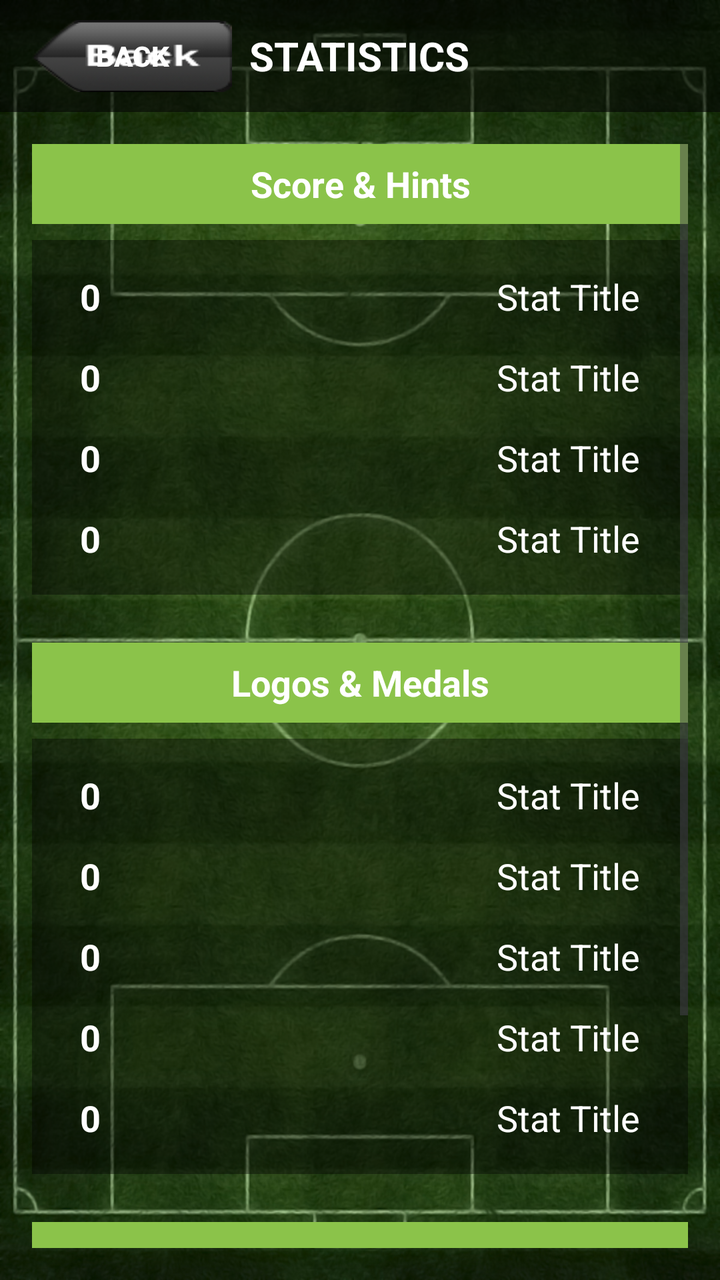
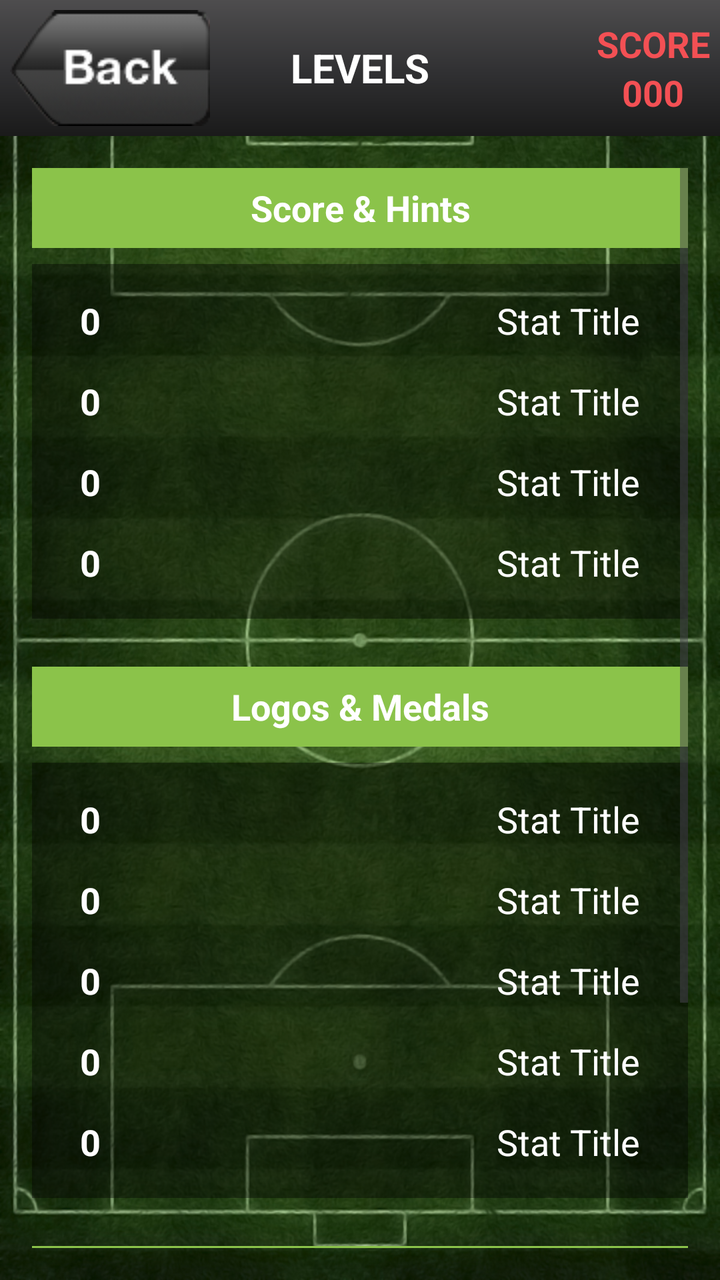

An Android layout rendered at two revisions. The XML below is the earlier revision; the diff shows what the commit changed to produce the second picture.
<!-- AndroidManifest.xml: application theme Theme.Football2 -->
<!-- res/layout/activity_statics.xml -->
<?xml version="1.0" encoding="utf-8"?>
<LinearLayout xmlns:android="http://schemas.android.com/apk/res/android"
    android:layout_width="match_parent"
    android:layout_height="match_parent"
    android:background="@drawable/field"
    android:orientation="vertical">

    
    <RelativeLayout
        android:layout_width="match_parent"
        android:layout_height="56dp"
        android:background="#99000000"
        android:paddingHorizontal="16dp">

        <Button
            android:id="@+id/btnBack"
            android:layout_width="wrap_content"
            android:layout_height="36dp"
            android:layout_centerVertical="true"
            android:background="@drawable/back"
            android:text="Back"
            android:textColor="@android:color/white"
            android:textSize="14sp"
            android:textStyle="bold" />

        <TextView
            android:layout_width="wrap_content"
            android:layout_height="wrap_content"
            android:layout_centerInParent="true"
            android:text="STATISTICS"
            android:textColor="@android:color/white"
            android:textSize="20sp"
            android:textStyle="bold" />
    </RelativeLayout>

    
    <ScrollView
        android:layout_width="match_parent"
        android:layout_height="match_parent"
        android:padding="16dp">

        <LinearLayout
            android:layout_width="match_parent"
            android:layout_height="wrap_content"
            android:orientation="vertical">

            
            <TextView
                android:layout_width="match_parent"
                android:layout_height="40dp"
                android:layout_marginBottom="8dp"
                android:background="#8BC34A"
                android:gravity="center"
                android:text="Score &amp; Hints"
                android:textColor="@android:color/white"
                android:textSize="18sp"
                android:textStyle="bold" />

            <LinearLayout
                android:layout_width="match_parent"
                android:layout_height="wrap_content"
                android:layout_marginBottom="24dp"
                android:background="#66000000"
                android:orientation="vertical"
                android:padding="8dp">

                <include layout="@layout/item_stat_row" android:id="@+id/rowTotalScore" />
                <include layout="@layout/item_stat_row" android:id="@+id/rowTotalHints" />
                <include layout="@layout/item_stat_row" android:id="@+id/rowUsedHints" />
                <include layout="@layout/item_stat_row" android:id="@+id/rowCurrentHints" />
            </LinearLayout>

            
            <TextView
                android:layout_width="match_parent"
                android:layout_height="40dp"
                android:layout_marginBottom="8dp"
                android:background="#8BC34A"
                android:gravity="center"
                android:text="Logos &amp; Medals"
                android:textColor="@android:color/white"
                android:textSize="18sp"
                android:textStyle="bold" />

            <LinearLayout
                android:layout_width="match_parent"
                android:layout_height="wrap_content"
                android:layout_marginBottom="24dp"
                android:background="#66000000"
                android:orientation="vertical"
                android:padding="8dp">

                <include layout="@layout/item_stat_row" android:id="@+id/rowTotalLogos" />
                <include layout="@layout/item_stat_row" android:id="@+id/rowCompletedLogos" />
                <include layout="@layout/item_stat_row" android:id="@+id/rowGoldMedals" />
                <include layout="@layout/item_stat_row" android:id="@+id/rowSilverMedals" />
                <include layout="@layout/item_stat_row" android:id="@+id/rowBronzeMedals" />
            </LinearLayout>

            
            <TextView
                android:layout_width="match_parent"
                android:layout_height="40dp"
                android:layout_marginBottom="8dp"
                android:background="#8BC34A"
                android:gravity="center"
                android:text="Levels"
                android:textColor="@android:color/white"
                android:textSize="18sp"
                android:textStyle="bold" />

            <LinearLayout
                android:layout_width="match_parent"
                android:layout_height="wrap_content"
                android:background="#66000000"
                android:orientation="vertical"
                android:padding="8dp">

                <include layout="@layout/item_stat_row" android:id="@+id/rowTotalLevels" />
                <include layout="@layout/item_stat_row" android:id="@+id/rowOpenLevels" />
                <include layout="@layout/item_stat_row" android:id="@+id/rowCompletedLevels" />
            </LinearLayout>

        </LinearLayout>
    </ScrollView>

</LinearLayout>
<!-- res/layout/item_stat_row.xml (included above) -->
<?xml version="1.0" encoding="utf-8"?>
<LinearLayout xmlns:android="http://schemas.android.com/apk/res/android"
    android:layout_width="match_parent"
    android:layout_height="wrap_content"
    android:orientation="horizontal"
    android:paddingVertical="8dp"
    android:paddingHorizontal="16dp">

    
    <TextView
        android:id="@+id/tvValue"
        android:layout_width="0dp"
        android:layout_height="wrap_content"
        android:layout_weight="1"
        android:text="0"
        android:textColor="@android:color/white"
        android:textSize="18sp"
        android:textStyle="bold" />

    
    <TextView
        android:id="@+id/tvTitle"
        android:layout_width="0dp"
        android:layout_height="wrap_content"
        android:layout_weight="2"
        android:gravity="end"
        android:text="Stat Title"
        android:textColor="@android:color/white"
        android:textSize="18sp" />

</LinearLayout>
<!-- resources referenced by this layout -->
<resources>
  <!-- drawable back: png bitmap (drawable, 5973 bytes) -->
  <!-- drawable field: jpg bitmap (drawable, 332757 bytes) -->
  <style name="Theme.Football2" parent="Base.Theme.Football2" />
  <style name="Base.Theme.Football2" parent="Theme.Material3.DayNight.NoActionBar">
          
          
      </style>
</resources>

<!-- the commit's change to res/layout/activity_statics.xml (unified diff, before → after) -->
@@ -1,43 +1,30 @@
 <?xml version="1.0" encoding="utf-8"?>
-<LinearLayout xmlns:android="http://schemas.android.com/apk/res/android"
+<androidx.constraintlayout.widget.ConstraintLayout xmlns:android="http://schemas.android.com/apk/res/android"
+    xmlns:app="http://schemas.android.com/apk/res-auto"
     android:layout_width="match_parent"
     android:layout_height="match_parent"
     android:background="@drawable/field"
-    android:orientation="vertical">
-
-    
-    <RelativeLayout
-        android:layout_width="match_parent"
-        android:layout_height="56dp"
-        android:background="#99000000"
-        android:paddingHorizontal="16dp">
-
-        <Button
-            android:id="@+id/btnBack"
-            android:layout_width="wrap_content"
-            android:layout_height="36dp"
-            android:layout_centerVertical="true"
-            android:background="@drawable/back"
-            android:text="Back"
-            android:textColor="@android:color/white"
-            android:textSize="14sp"
-            android:textStyle="bold" />
-
-        <TextView
-            android:layout_width="wrap_content"
-            android:layout_height="wrap_content"
-            android:layout_centerInParent="true"
-            android:text="STATISTICS"
-            android:textColor="@android:color/white"
-            android:textSize="20sp"
-            android:textStyle="bold" />
-    </RelativeLayout>
+    android:fitsSystemWindows="true">
+
+    
+    <include
+        android:id="@+id/toolbar"
+        layout="@layout/toolbar_common"
+        android:layout_width="0dp"
+        android:layout_height="wrap_content"
+        app:layout_constraintEnd_toEndOf="parent"
+        app:layout_constraintStart_toStartOf="parent"
+        app:layout_constraintTop_toTopOf="parent" />
 
     
     <ScrollView
-        android:layout_width="match_parent"
-        android:layout_height="match_parent"
-        android:padding="16dp">
+        android:layout_width="0dp"
+        android:layout_height="0dp"
+        android:padding="16dp"
+        app:layout_constraintBottom_toBottomOf="parent"
+        app:layout_constraintEnd_toEndOf="parent"
+        app:layout_constraintStart_toStartOf="parent"
+        app:layout_constraintTop_toBottomOf="@+id/toolbar">
 
         <LinearLayout
             android:layout_width="match_parent"
@@ -64,10 +51,21 @@
                 android:orientation="vertical"
                 android:padding="8dp">
 
-                <include layout="@layout/item_stat_row" android:id="@+id/rowTotalScore" />
-                <include layout="@layout/item_stat_row" android:id="@+id/rowTotalHints" />
-                <include layout="@layout/item_stat_row" android:id="@+id/rowUsedHints" />
-                <include layout="@layout/item_stat_row" android:id="@+id/rowCurrentHints" />
+                <include
+                    android:id="@+id/rowTotalScore"
+                    layout="@layout/item_stat_row" />
+
+                <include
+                    android:id="@+id/rowTotalHints"
+                    layout="@layout/item_stat_row" />
+
+                <include
+                    android:id="@+id/rowUsedHints"
+                    layout="@layout/item_stat_row" />
+
+                <include
+                    android:id="@+id/rowCurrentHints"
+                    layout="@layout/item_stat_row" />
             </LinearLayout>
 
             
@@ -90,11 +88,25 @@
                 android:orientation="vertical"
                 android:padding="8dp">
 
-                <include layout="@layout/item_stat_row" android:id="@+id/rowTotalLogos" />
-                <include layout="@layout/item_stat_row" android:id="@+id/rowCompletedLogos" />
-                <include layout="@layout/item_stat_row" android:id="@+id/rowGoldMedals" />
-                <include layout="@layout/item_stat_row" android:id="@+id/rowSilverMedals" />
-                <include layout="@layout/item_stat_row" android:id="@+id/rowBronzeMedals" />
+                <include
+                    android:id="@+id/rowTotalLogos"
+                    layout="@layout/item_stat_row" />
+
+                <include
+                    android:id="@+id/rowCompletedLogos"
+                    layout="@layout/item_stat_row" />
+
+                <include
+                    android:id="@+id/rowGoldMedals"
+                    layout="@layout/item_stat_row" />
+
+                <include
+                    android:id="@+id/rowSilverMedals"
+                    layout="@layout/item_stat_row" />
+
+                <include
+                    android:id="@+id/rowBronzeMedals"
+                    layout="@layout/item_stat_row" />
             </LinearLayout>
 
             
@@ -116,15 +128,87 @@
                 android:orientation="vertical"
                 android:padding="8dp">
 
-                <include layout="@layout/item_stat_row" android:id="@+id/rowTotalLevels" />
-                <include layout="@layout/item_stat_row" android:id="@+id/rowOpenLevels" />
-                <include layout="@layout/item_stat_row" android:id="@+id/rowCompletedLevels" />
+                <include
+                    android:id="@+id/rowTotalLevels"
+                    layout="@layout/item_stat_row" />
+
+                <include
+                    android:id="@+id/rowOpenLevels"
+                    layout="@layout/item_stat_row" />
+
+                <include
+                    android:id="@+id/rowCompletedLevels"
+                    layout="@layout/item_stat_row" />
             </LinearLayout>
 
         </LinearLayout>
     </ScrollView>
 
+</androidx.constraintlayout.widget.ConstraintLayout>
+<!-- res/layout/toolbar_common.xml (included above) -->
+<?xml version="1.0" encoding="utf-8"?>
+<RelativeLayout xmlns:android="http://schemas.android.com/apk/res/android"
+android:id="@+id/titleBar"
+android:layout_width="match_parent"
+android:layout_height="50dp"
+android:layout_alignParentTop="true"
+android:background="@drawable/title_bar"
+android:orientation="horizontal" >
+
+<ImageButton
+    android:id="@+id/back1"
+    android:layout_width="wrap_content"
+    android:layout_height="wrap_content"
+    android:layout_centerVertical="true"
+    android:layout_alignParentLeft="true"
+    android:layout_gravity="left"
+    android:layout_margin="5dip"
+    android:background="@drawable/button_back" />
+
+<TextView
+    android:id="@+id/title"
+    android:layout_width="wrap_content"
+    android:layout_height="wrap_content"
+    android:layout_centerHorizontal="true"
+    android:layout_centerVertical="true"
+    android:text="LEVELS"
+    android:textAppearance="?android:attr/textAppearanceLarge"
+    android:textColor="#FFF"
+    android:textSize="20sp"
+    android:textStyle="bold" />
+
+<LinearLayout
+    android:layout_width="wrap_content"
+    android:layout_height="wrap_content"
+    android:layout_alignParentRight="true"
+    android:layout_centerVertical="true"
+    android:layout_marginRight="5dp"
+    android:gravity="center"
+    android:orientation="vertical" >
+
+    <TextView
+        android:id="@+id/tvToolbarTitle"
+        android:layout_width="wrap_content"
+        android:layout_height="wrap_content"
+        android:shadowColor="#f35054"
+        android:text="SCORE"
+        android:textAppearance="?android:attr/textAppearanceMedium"
+        android:textSize="18sp"
+        android:textColor="#f35054"
+        android:textStyle="bold" />
+
+    <TextView
+        android:id="@+id/scoreValue"
+        android:layout_width="wrap_content"
+        android:layout_height="wrap_content"
+        android:text="000"
+        android:textAppearance="?android:attr/textAppearanceMedium"
+        android:textColor="#f35054"
+        android:textSize="18sp"
+        android:textStyle="bold" />
 </LinearLayout>
+
+</RelativeLayout>
 <!-- res/layout/item_stat_row.xml (included above) -->
 <?xml version="1.0" encoding="utf-8"?>
 <LinearLayout xmlns:android="http://schemas.android.com/apk/res/android"
<!-- resource entries referenced after the edit -->
@@ -1,11 +1,31 @@
 <!-- resources referenced by this layout -->
 <resources>
-  <!-- drawable back: png bitmap (drawable, 5973 bytes) -->
+  <!-- drawable button_back (drawable) -->
+  <?xml version="1.0" encoding="utf-8"?>
+  <selector xmlns:android="http://schemas.android.com/apk/res/android">
+  
+      <item android:drawable="@drawable/back_pressed" android:state_pressed="true"/>
+      <item android:drawable="@drawable/back" android:state_pressed="false"/>
+  
+  </selector>
   <!-- drawable field: jpg bitmap (drawable, 332757 bytes) -->
-  <style name="Theme.Football2" parent="Base.Theme.Football2" />
+  <!-- drawable title_bar (drawable) -->
+  <?xml version="1.0" encoding="utf-8"?>
+  <shape xmlns:android="http://schemas.android.com/apk/res/android"
+      android:shape="rectangle" >
+  
+      <gradient
+          android:angle="270"
+          android:centerColor="#323234"
+          android:endColor="#1a1a1a"
+          android:startColor="#4e4d4e" />
+  
+  </shape>
   <style name="Base.Theme.Football2" parent="Theme.Material3.DayNight.NoActionBar">
           
           
       </style>
+  <!-- drawable back_pressed: png bitmap (drawable, 5517 bytes) -->
+  <!-- drawable back: png bitmap (drawable, 5973 bytes) -->
 </resources>
 
